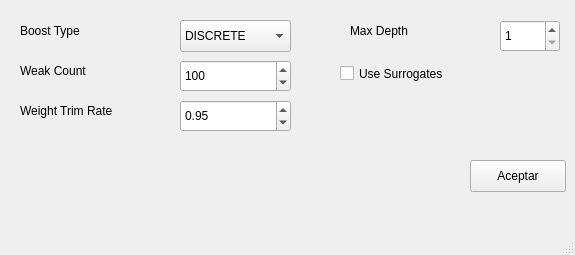
Above: src/gui/conf_boosting.ui from IgnacioSRL/OpenCV_ML_Tool before the change. Below: the same form after it.
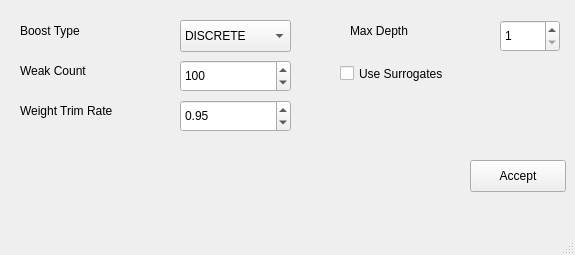
That is the form after the change.

Patch:
```diff
--- a/src/gui/conf_boosting.ui
+++ b/src/gui/conf_boosting.ui
@@ -179,7 +179,7 @@
      </rect>
     </property>
     <property name="text">
-     <string>Aceptar</string>
+     <string>Accept</string>
     </property>
    </widget>
   </widget>
```
Left out of the diff: 2 changed lines with no effect on the pictures.
